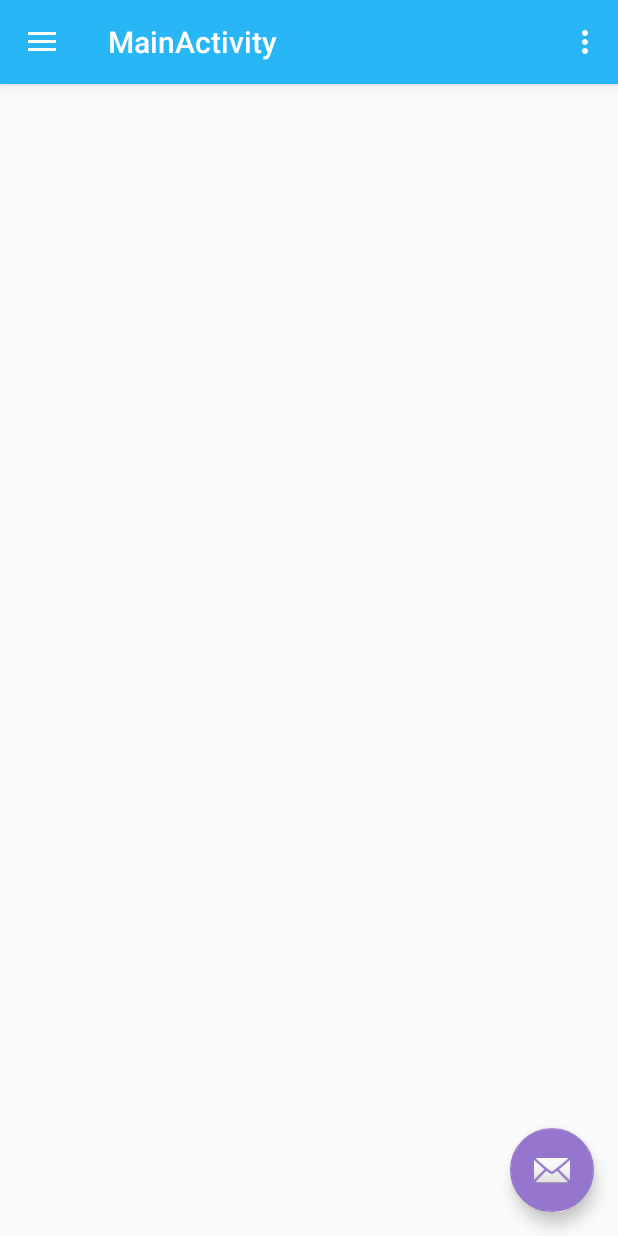
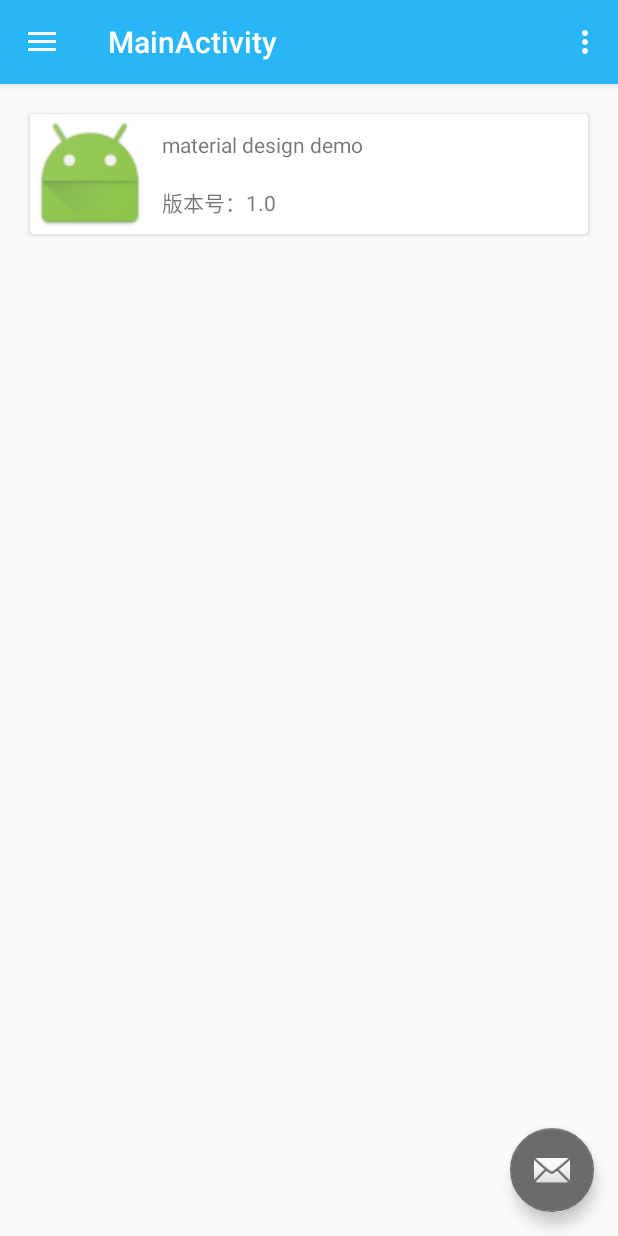
Before and after one commit to govindtank/SwDesign, an Android app: the MainActivity screen opened directly, with no data from a screen before it, on a phone screen of 412 x 824 dp. Run offline under Robolectric (Android 15) with nearby library versions, the phone set to English and light mode, and no system bars.

Commit message:
add intro

```diff
--- a/app/src/main/res/layout/content_main.xml
+++ b/app/src/main/res/layout/content_main.xml
@@ -7,6 +7,60 @@
     android:layout_height="match_parent"
     app:layout_behavior="@string/appbar_scrolling_view_behavior"
     tools:context="com.swensun.swdesign.ui.MainActivity"
-    tools:showIn="@layout/app_bar_main2">
+    tools:showIn="@layout/app_bar_main">
+
+
+    <android.support.v7.widget.CardView
+        android:layout_width="0dp"
+        android:layout_height="wrap_content"
+        app:layout_constraintLeft_toLeftOf="parent"
+        app:layout_constraintRight_toRightOf="parent"
+        app:layout_constraintTop_toTopOf="parent"
+        android:foreground="?attr/selectableItemBackgroundBorderless"
+        android:clickable="true"
+        android:layout_margin="20dp"
+        >
+
+        <android.support.constraint.ConstraintLayout
+            android:layout_width="match_parent"
+            android:layout_height="80dp"
+            >
+
+            <ImageView
+                android:id="@+id/app_image"
+                app:layout_constraintLeft_toLeftOf="parent"
+                app:layout_constraintTop_toTopOf="parent"
+                android:layout_width="80dp"
+                android:layout_height="80dp"
+                android:src="@mipmap/ic_launcher"
+                />
+
+
+            <TextView
+                android:id="@+id/intro_text"
+                android:layout_width="0dp"
+                android:layout_height="wrap_content"
+                app:layout_constraintTop_toTopOf="parent"
+                app:layout_constraintBottom_toTopOf="@+id/version_text"
+                app:layout_constraintLeft_toRightOf="@+id/app_image"
+                android:text="material design demo"
+                android:layout_margin="8dp"
+                app:layout_constraintHorizontal_chainStyle="packed"
+                />
+
+            <TextView
+                android:id="@+id/version_text"
+                android:layout_width="0dp"
+                android:layout_height="wrap_content"
+                app:layout_constraintBottom_toBottomOf="parent"
+                app:layout_constraintTop_toBottomOf="@+id/intro_text"
+                app:layout_constraintLeft_toRightOf="@+id/app_image"
+                android:text="版本号：1.0"
+                android:layout_margin="8dp"
+                />
+
+        </android.support.constraint.ConstraintLayout>
+
+    </android.support.v7.widget.CardView>
 
 </android.support.constraint.ConstraintLayout>
--- a/app/src/main/res/menu/activity_main_drawer.xml
+++ b/app/src/main/res/menu/activity_main_drawer.xml
@@ -29,15 +29,15 @@
             />
     </group>
 
-    <item android:title="Communicate">
-        <menu>
-            <item
-                android:id="@+id/nav_share"
-                android:title="Share"/>
-            <item
-                android:id="@+id/nav_send"
-                android:title="Send"/>
-        </menu>
-    </item>
+    <!--<item android:title="Communicate">-->
+        <!--<menu>-->
+            <!--<item-->
+                <!--android:id="@+id/nav_share"-->
+                <!--android:title="Share"/>-->
+            <!--<item-->
+                <!--android:id="@+id/nav_send"-->
+                <!--android:title="Send"/>-->
+        <!--</menu>-->
+    <!--</item>-->
 
 </menu>
--- a/app/src/main/res/values/colors.xml
+++ b/app/src/main/res/values/colors.xml
@@ -2,6 +2,6 @@
 <resources>
     <color name="colorPrimary">#29B6F6</color>
     <color name="colorPrimaryDark">#29B6F6</color>
-    <color name="colorAccent">#9575CD</color>
+    <color name="colorAccent">#6b6b6b</color>
     <color name="gray_deep">#666666</color>
 </resources>
```
Also changed, not shown: app/src/main/res/mipmap-xhdpi/ic_launcher.png, app/src/main/res/mipmap-xxhdpi/ic_launcher.png, app/src/main/res/mipmap-xxxhdpi/ic_launcher.png, 1 other file.
